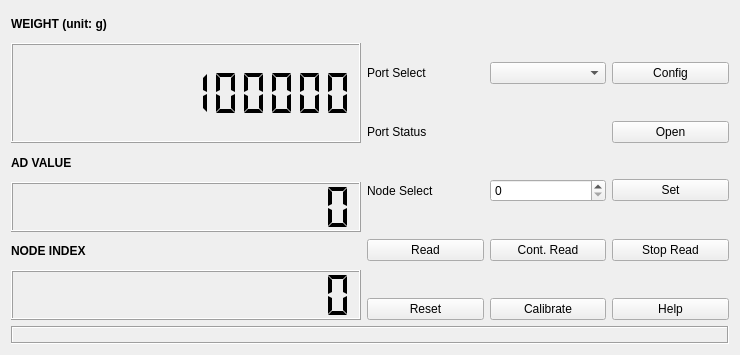
The window that src/weight_ctrl_dlg.ui (hoolheart/weighting_ctrl) describes before a commit, drawn with Qt 5.
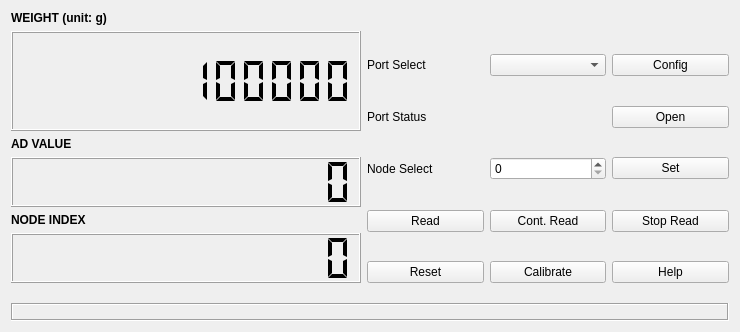
The same window after the commit. Icons and pictures are not drawn. Custom widgets are drawn as their Qt base class.

What changed in the file:
```diff
--- a/src/weight_ctrl_dlg.ui
+++ b/src/weight_ctrl_dlg.ui
@@ -7,17 +7,20 @@
     <x>0</x>
     <y>0</y>
     <width>740</width>
-    <height>355</height>
+    <height>326</height>
    </rect>
   </property>
   <property name="windowTitle">
    <string>Digital Pressure Sensor Calibration System</string>
   </property>
   <layout class="QVBoxLayout" name="verticalLayout_3">
+   <property name="spacing">
+    <number>20</number>
+   </property>
    <item>
     <layout class="QHBoxLayout" name="horizontalLayout">
      <item>
-      <layout class="QVBoxLayout" name="verticalLayout">
+      <layout class="QVBoxLayout" name="verticalLayout" stretch="0,3,0,2,0,2">
        <item>
         <widget class="QLabel" name="label">
          <property name="styleSheet">
@@ -30,6 +33,12 @@
        </item>
        <item>
         <widget class="QLCDNumber" name="lcdWeight">
+         <property name="sizePolicy">
+          <sizepolicy hsizetype="Minimum" vsizetype="Expanding">
+           <horstretch>0</horstretch>
+           <verstretch>0</verstretch>
+          </sizepolicy>
+         </property>
          <property name="minimumSize">
           <size>
            <width>350</width>
@@ -62,6 +71,12 @@
        </item>
        <item>
         <widget class="QLCDNumber" name="lcdAD">
+         <property name="sizePolicy">
+          <sizepolicy hsizetype="Minimum" vsizetype="Expanding">
+           <horstretch>0</horstretch>
+           <verstretch>0</verstretch>
+          </sizepolicy>
+         </property>
          <property name="minimumSize">
           <size>
            <width>0</width>
@@ -94,6 +109,12 @@
        </item>
        <item>
         <widget class="QLCDNumber" name="lcdNode">
+         <property name="sizePolicy">
+          <sizepolicy hsizetype="Minimum" vsizetype="Expanding">
+           <horstretch>0</horstretch>
+           <verstretch>0</verstretch>
+          </sizepolicy>
+         </property>
          <property name="minimumSize">
           <size>
            <width>0</width>
@@ -120,20 +141,14 @@
       <layout class="QVBoxLayout" name="verticalLayout_2">
        <item>
         <widget class="QLabel" name="labelLogo">
-         <property name="maximumSize">
-          <size>
-           <width>350</width>
-           <height>50</height>
-          </size>
-         </property>
          <property name="text">
           <string/>
          </property>
          <property name="pixmap">
           <pixmap resource="res.qrc">:/logo/res/logo_origin.jpg</pixmap>
          </property>
-         <property name="scaledContents">
-          <bool>true</bool>
+         <property name="alignment">
+          <set>Qt::AlignCenter</set>
          </property>
         </widget>
        </item>
```
Left out of the diff: 2 changed lines with no effect on the pictures.
